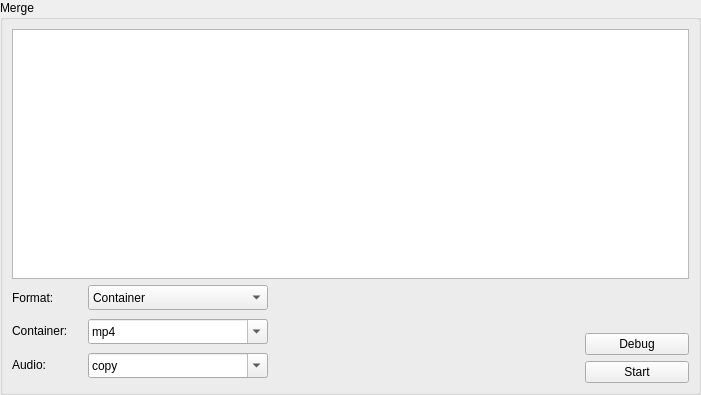
Before: the Qt Designer form tools/merge.ui in emako/qvs, drawn with Qt 5.
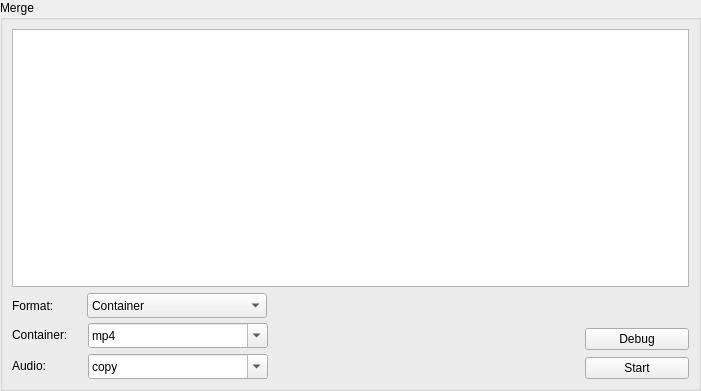
After: the same form once the commit is applied. Icons and pictures are not drawn.

The edit to the form file:
```diff
--- a/tools/merge.ui
+++ b/tools/merge.ui
@@ -7,7 +7,7 @@
     <x>0</x>
     <y>0</y>
     <width>701</width>
-    <height>395</height>
+    <height>391</height>
    </rect>
   </property>
   <property name="windowTitle">
@@ -43,7 +43,7 @@
         <property name="minimumSize">
          <size>
           <width>0</width>
-          <height>250</height>
+          <height>0</height>
          </size>
         </property>
         <property name="font">
@@ -57,9 +57,34 @@
        </widget>
       </item>
       <item>
+       <widget class="QWidget" name="widgetControl" native="true">
+        <property name="sizePolicy">
+         <sizepolicy hsizetype="Preferred" vsizetype="Fixed">
+          <horstretch>0</horstretch>
+          <verstretch>0</verstretch>
+         </sizepolicy>
+        </property>
        <layout class="QHBoxLayout" name="horizontalLayout_7">
+         <property name="spacing">
+          <number>7</number>
+         </property>
+         <property name="leftMargin">
+          <number>0</number>
+         </property>
+         <property name="topMargin">
+          <number>0</number>
+         </property>
+         <property name="rightMargin">
+          <number>0</number>
+         </property>
+         <property name="bottomMargin">
+          <number>0</number>
+         </property>
         <item>
          <layout class="QVBoxLayout" name="verticalLayout_5">
+           <property name="spacing">
+            <number>5</number>
+           </property>
           <item>
            <layout class="QHBoxLayout" name="horizontalLayout">
             <item>
@@ -487,6 +512,7 @@
          </layout>
         </item>
        </layout>
+       </widget>
       </item>
      </layout>
     </widget>
```
Lines whose indentation alone changed are shown as unchanged.
